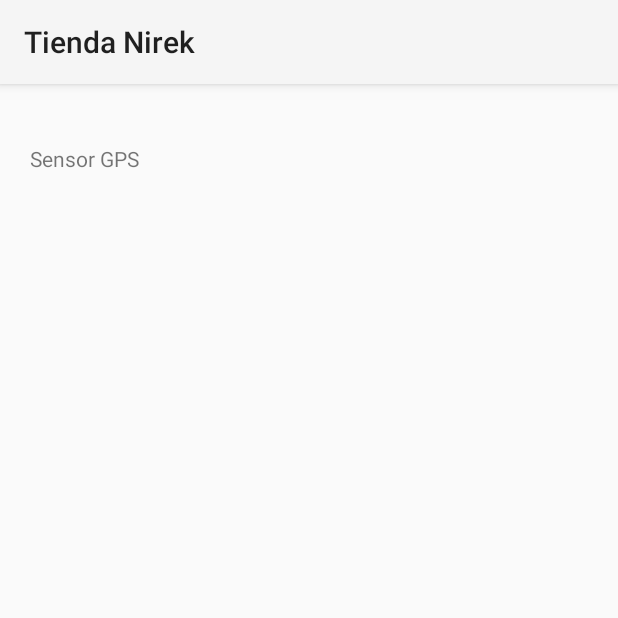
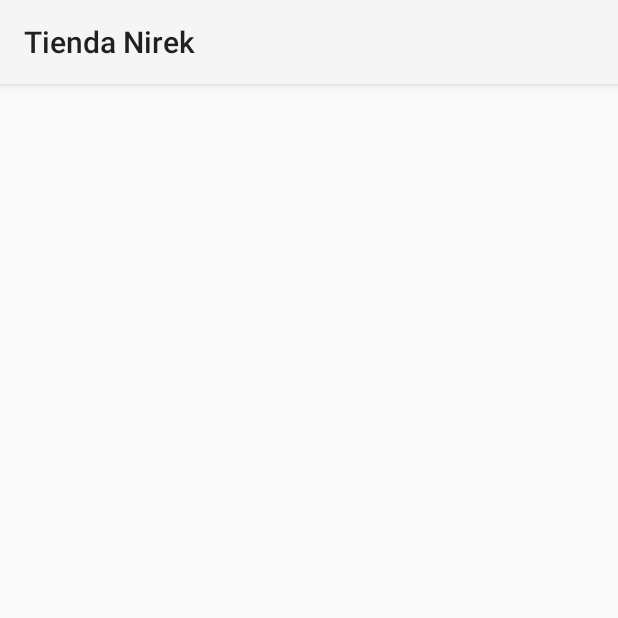
Before and after one commit to K3r1n24/PrograII-Semi-2025, an Android app: the screen it shows after launch (MainActivity), on a phone screen of 412 x 824 dp, the top half of it. Run offline under Robolectric (Android 15) with nearby library versions, the phone set to English and light mode, and no system bars.

Commit message:
Creacion de la rama sensor_camara

```diff
--- a/app/src/main/java/com/ugb/myfirstapplication/MainActivity.java
+++ b/app/src/main/java/com/ugb/myfirstapplication/MainActivity.java
@@ -9,6 +9,7 @@ import android.hardware.SensorManager;
 import android.location.Location;
 import android.location.LocationListener;
 import android.location.LocationManager;
+import android.media.MediaPlayer;
 import android.os.Bundle;
 import android.view.View;
 import android.widget.Button;
@@ -27,48 +28,10 @@ import androidx.core.view.ViewCompat;
 import androidx.core.view.WindowInsetsCompat;
 
 public class MainActivity extends AppCompatActivity {
-    TextView tempVal;
-    LocationManager locationManager;
-    LocationListener locationListener;
+
     @Override
     protected void onCreate(Bundle savedInstanceState) {
         super.onCreate(savedInstanceState);
         setContentView(R.layout.activity_main);
-        tempVal = findViewById(R.id.lblSensorGps);
-        obtenerPosicion();
-    }
-    void obtenerPosicion(){
-        try{
-            locationManager = (LocationManager) getSystemService(LOCATION_SERVICE);
-            if(ActivityCompat.checkSelfPermission(this, android.Manifest.permission.ACCESS_FINE_LOCATION) != getPackageManager().PERMISSION_GRANTED &&
-                    ActivityCompat.checkSelfPermission(this, android.Manifest.permission.ACCESS_COARSE_LOCATION) != getPackageManager().PERMISSION_GRANTED){
-                ActivityCompat.requestPermissions(this, new String[]{android.Manifest.permission.ACCESS_FINE_LOCATION}, 1);
-                tempVal.setText("Solicitando permisos de ubicación...");
-            }
-            locationListener = new LocationListener() {
-                @Override
-                public void onLocationChanged(Location location) {
-                    mostrarUbicacion(location);
-                }
-                @Override
-                public void onStatusChanged(String provider, int status, Bundle extras) {
-                    tempVal.setText("Estado del proveedor: "+ status);
-                }
-                @Override
-                public void onProviderEnabled(String provider) {
-                    tempVal.setText("Proveedor habilitado: "+ provider);
-                }
-                @Override
-                public void onProviderDisabled(String provider) {
-                    tempVal.setText("Proveedor deshabilitado: "+ provider);
-                }
-            };
-            locationManager.requestLocationUpdates(LocationManager.GPS_PROVIDER, 0, 0, locationListener);
-        }catch (SecurityException e){
-            tempVal.setText("Error al obtener la ubicación: "+ e.getMessage());
-        }
-    }
-    void mostrarUbicacion(Location location){
-        tempVal.setText("Latitud: "+ location.getLatitude() + "\nLongitud: "+ location.getLongitude() + "\nAltitud: "+ location.getAltitude());
     }
 }
--- a/app/src/main/res/layout/activity_main.xml
+++ b/app/src/main/res/layout/activity_main.xml
@@ -7,12 +7,5 @@
     android:layout_height="match_parent"
     tools:context=".MainActivity">
 
-    <TextView
-        android:id="@+id/lblSensorGps"
-        android:text="Sensor GPS"
-        android:layout_marginTop="40dp"
-        android:layout_marginLeft="20dp"
-        android:layout_width="wrap_content"
-        android:layout_height="wrap_content"/>
 
 </RelativeLayout>
```
